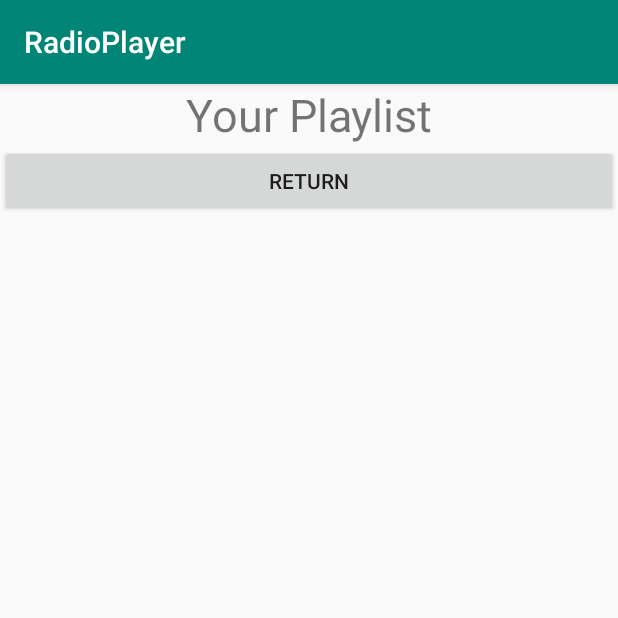
After one commit to Geukers/Android, an Android app: the Playlist screen opened directly, with no data from a screen before it, on a phone screen of 412 x 824 dp, the top half of it. The commit adds this screen. Run offline under Robolectric (Android 15) with nearby library versions, the phone set to English and light mode, and no system bars.

Commit message:
Adjusted activities and created playlist class

```diff
--- a/app/src/main/java/androiddev1631292/champlain/radioplayer/List_Item.java
+++ b/app/src/main/java/androiddev1631292/champlain/radioplayer/List_Item.java
@@ -8,6 +8,6 @@ public class List_Item extends AppCompatActivity {
     @Override
     protected void onCreate(Bundle savedInstanceState) {
         super.onCreate(savedInstanceState);
-        setContentView(R.layout.activity_list__item);
+        setContentView(R.layout.activity_master_list_item);
     }
 }
--- a/app/src/main/java/androiddev1631292/champlain/radioplayer/Models/Song.java
+++ b/app/src/main/java/androiddev1631292/champlain/radioplayer/Models/Song.java
@@ -20,7 +20,7 @@ public class Song {
             + COLUMN_GENRE + " TEXT,"
             + COLUMN_YEAR + " TEXT)";
 
-    private Integer ID;
+    public Integer ID;
     public String name;
     public String artist;
     public String album;
--- /dev/null
+++ b/app/src/main/java/androiddev1631292/champlain/radioplayer/Playlist.java
@@ -0,0 +1,27 @@
+package androiddev1631292.champlain.radioplayer;
+
+import android.content.Intent;
+import android.support.v7.app.AppCompatActivity;
+import android.os.Bundle;
+import android.view.View;
+import android.widget.Button;
+
+public class Playlist extends AppCompatActivity {
+
+    @Override
+    protected void onCreate(Bundle savedInstanceState) {
+        super.onCreate(savedInstanceState);
+        setContentView(R.layout.activity_playlist);
+
+        Button btnReturn = findViewById(R.id.BtnReturn2);
+
+        btnReturn.setOnClickListener(new View.OnClickListener() {
+            @Override
+            public void onClick(View v) {
+
+                startActivity(new Intent(Playlist.this, Home.class));
+
+            }
+        });
+    }
+}
--- a/app/src/main/java/androiddev1631292/champlain/radioplayer/SongAdapter.java
+++ b/app/src/main/java/androiddev1631292/champlain/radioplayer/SongAdapter.java
@@ -53,7 +53,7 @@ public class SongAdapter extends RecyclerView.Adapter<SongAdapter.ViewHolder> {
         LayoutInflater inflater = LayoutInflater.from(context);
 
         // Inflate the custom layout
-        View songView = inflater.inflate(R.layout.activity_list__item, parent, false);
+        View songView = inflater.inflate(R.layout.activity_master_list_item, parent, false);
 
         // Return a new holder instance
         ViewHolder viewHolder = new ViewHolder(songView);
--- a/app/src/main/res/layout/activity_add_master_song.xml
+++ b/app/src/main/res/layout/activity_add_master_song.xml
@@ -25,12 +25,6 @@
                 android:textAlignment="center"
                 android:textSize="30sp" />
 
-            <Button
-                android:id="@+id/BtnBack"
-                android:layout_width="wrap_content"
-                android:layout_height="wrap_content"
-                android:layout_weight="1"
-                android:text="Return" />
         </LinearLayout>
 
         <LinearLayout
--- /dev/null
+++ b/app/src/main/res/layout/activity_playlist.xml
@@ -0,0 +1,28 @@
+<?xml version="1.0" encoding="utf-8"?>
+<LinearLayout xmlns:android="http://schemas.android.com/apk/res/android"
+    xmlns:app="http://schemas.android.com/apk/res-auto"
+    xmlns:tools="http://schemas.android.com/tools"
+    android:layout_width="match_parent"
+    android:layout_height="match_parent"
+    android:orientation="vertical"
+    tools:context=".Playlist">
+
+    <TextView
+        android:id="@+id/TxtPlaylist"
+        android:layout_width="match_parent"
+        android:layout_height="wrap_content"
+        android:text="Your Playlist"
+        android:textAlignment="center"
+        android:textSize="30sp" />
+
+    <Button
+        android:id="@+id/BtnReturn2"
+        android:layout_width="match_parent"
+        android:layout_height="wrap_content"
+        android:text="Return"
+        android:textAlignment="center" />
+
+    <android.support.v7.widget.RecyclerView
+        android:layout_width="match_parent"
+        android:layout_height="match_parent" />
+</LinearLayout>
```
Also changed, not shown: app/src/main/AndroidManifest.xml (+10 -3 lines), app/src/main/java/androiddev1631292/champlain/radioplayer/AddMasterSong.java (+0 -11 lines), app/src/main/java/androiddev1631292/champlain/radioplayer/AddSongActivity.java (renamed from app/src/main/java/androiddev1631292/champlain/radioplayer/HomeActivity.java, +16 -2 lines), app/src/main/java/androiddev1631292/champlain/radioplayer/Home.java (+3 -7 lines), app/src/main/java/androiddev1631292/champlain/radioplayer/Models/Playlist.java (added, +28 -0 lines), app/src/main/res/layout/activity_add_song.xml (added, +29 -0 lines), app/src/main/res/layout/activity_home.xml (+44 -4 lines), app/src/main/res/layout/activity_home2.xml (deleted, +0 -54 lines), app/src/main/res/layout/playlist_item.xml (added, +64 -0 lines), app/src/main/res/layout/activity_master_list_item.xml (renamed from app/src/main/res/layout/activity_list__item.xml).
